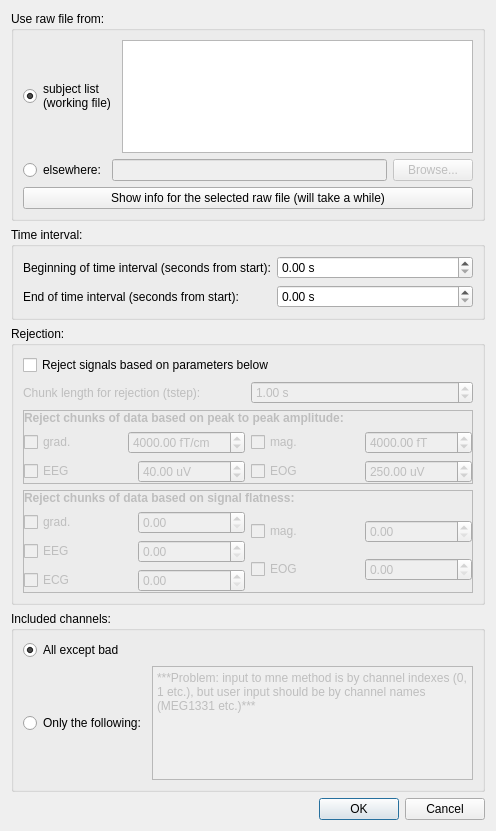
The window that qt4Designer_ui_files/covarianceRawDialogUi.ui (cibr-jyu/meggie) describes before a commit, drawn with Qt 5.
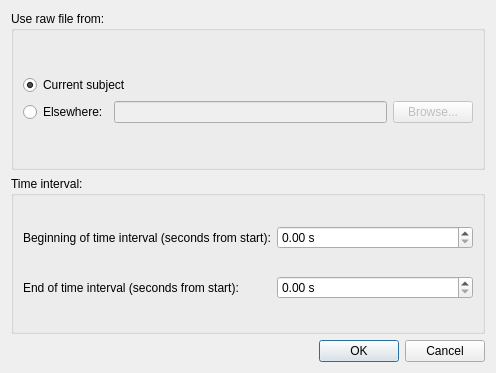
The same window after the commit.

Commit message: Finish covariance dialogs

```diff
--- a/qt4Designer_ui_files/covarianceRawDialogUi.ui
+++ b/qt4Designer_ui_files/covarianceRawDialogUi.ui
@@ -7,7 +7,7 @@
     <x>0</x>
     <y>0</y>
     <width>496</width>
-    <height>831</height>
+    <height>373</height>
    </rect>
   </property>
   <property name="windowTitle">
@@ -27,8 +27,7 @@
           <item>
            <widget class="QRadioButton" name="radioButtonSubjectList">
             <property name="text">
-             <string>subject list
-(working file)</string>
+             <string>Current subject</string>
             </property>
             <property name="checked">
              <bool>true</bool>
@@ -38,9 +37,6 @@
             </attribute>
            </widget>
           </item>
-          <item>
-           <widget class="QListView" name="listViewSubjects"/>
-          </item>
          </layout>
         </item>
         <item>
@@ -48,7 +44,7 @@
           <item>
            <widget class="QRadioButton" name="radioButtonElseWhere">
             <property name="text">
-             <string>elsewhere:</string>
+             <string>Elsewhere:</string>
             </property>
             <attribute name="buttonGroup">
              <string notr="true">buttonGroupRawFile</string>
@@ -76,423 +72,6 @@
         </item>
        </layout>
       </item>
-      <item row="1" column="0">
-       <widget class="QPushButton" name="pushButtonShowInfo">
-        <property name="text">
-         <string>Show info for the selected raw file (will take a while)</string>
-        </property>
-       </widget>
-      </item>
-     </layout>
-    </widget>
-   </item>
-   <item row="2" column="0">
-    <widget class="QGroupBox" name="groupBoxRejection">
-     <property name="title">
-      <string>Rejection:</string>
-     </property>
-     <layout class="QGridLayout" name="gridLayout_2">
-      <item row="2" column="0">
-       <widget class="QFrame" name="frameRejectionPeakToPeak">
-        <property name="enabled">
-         <bool>false</bool>
-        </property>
-        <property name="frameShape">
-         <enum>QFrame::StyledPanel</enum>
-        </property>
-        <property name="frameShadow">
-         <enum>QFrame::Raised</enum>
-        </property>
-        <property name="lineWidth">
-         <number>1</number>
-        </property>
-        <layout class="QGridLayout" name="gridLayout">
-         <property name="margin">
-          <number>0</number>
-         </property>
-         <item row="0" column="0">
-          <widget class="QLabel" name="labelRejections">
-           <property name="text">
-            <string>&lt;html&gt;&lt;head/&gt;&lt;body&gt;&lt;p&gt;&lt;span style=&quot; font-weight:600;&quot;&gt;Reject chunks of data based on peak to peak amplitude:&lt;/span&gt;&lt;/p&gt;&lt;/body&gt;&lt;/html&gt;</string>
-           </property>
-          </widget>
-         </item>
-         <item row="2" column="0">
-          <layout class="QHBoxLayout" name="horizontalLayout_30">
-           <item>
-            <layout class="QVBoxLayout" name="verticalLayout_7">
-             <item>
-              <layout class="QHBoxLayout" name="horizontalLayout_31">
-               <item>
-                <widget class="QCheckBox" name="checkBoxGradReject">
-                 <property name="text">
-                  <string>grad.</string>
-                 </property>
-                </widget>
-               </item>
-               <item>
-                <widget class="QDoubleSpinBox" name="doubleSpinBoxGradReject">
-                 <property name="prefix">
-                  <string/>
-                 </property>
-                 <property name="suffix">
-                  <string> fT/cm</string>
-                 </property>
-                 <property name="maximum">
-                  <double>1000000000.000000000000000</double>
-                 </property>
-                 <property name="value">
-                  <double>4000.000000000000000</double>
-                 </property>
-                </widget>
-               </item>
-              </layout>
-             </item>
-             <item>
-              <layout class="QHBoxLayout" name="horizontalLayout_32">
-               <item>
-                <widget class="QCheckBox" name="checkBoxEEGReject">
-                 <property name="text">
-                  <string>EEG</string>
-                 </property>
-                </widget>
-               </item>
-               <item>
-                <widget class="QDoubleSpinBox" name="doubleSpinBoxEEGReject">
-                 <property name="suffix">
-                  <string> uV</string>
-                 </property>
-                 <property name="maximum">
-                  <double>1000000000.000000000000000</double>
-                 </property>
-                 <property name="value">
-                  <double>40.000000000000000</double>
-                 </property>
-                </widget>
-               </item>
-              </layout>
-             </item>
-            </layout>
-           </item>
-           <item>
-            <layout class="QVBoxLayout" name="verticalLayout_8">
-             <item>
-              <layout class="QHBoxLayout" name="horizontalLayout_33">
-               <item>
-                <widget class="QCheckBox" name="checkBoxMagReject">
-                 <property name="text">
-                  <string>mag.</string>
-                 </property>
-                </widget>
-               </item>
-               <item>
-                <widget class="QDoubleSpinBox" name="doubleSpinBoxMagReject">
-                 <property name="suffix">
-                  <string> fT</string>
-                 </property>
-                 <property name="maximum">
-                  <double>1000000000.000000000000000</double>
-                 </property>
-                 <property name="value">
-                  <double>4000.000000000000000</double>
-                 </property>
-                </widget>
-               </item>
-              </layout>
-             </item>
-             <item>
-              <layout class="QHBoxLayout" name="horizontalLayout_34">
-               <item>
-                <widget class="QCheckBox" name="checkBoxEOGReject">
-                 <property name="text">
-                  <string>EOG</string>
-                 </property>
-                </widget>
-               </item>
-               <item>
-                <widget class="QDoubleSpinBox" name="doubleSpinBoxEOGReject">
-                 <property name="suffix">
-                  <string> uV</string>
-                 </property>
-                 <property name="maximum">
-                  <double>1000000000.000000000000000</double>
-                 </property>
-                 <property name="value">
-                  <double>250.000000000000000</double>
-                 </property>
-                </widget>
-               </item>
-              </layout>
-             </item>
-            </layout>
-           </item>
-          </layout>
-         </item>
-        </layout>
-       </widget>
-      </item>
-      <item row="1" column="0">
-       <layout class="QHBoxLayout" name="horizontalLayout_2">
-        <item>
-         <widget class="QLabel" name="labelChunkLength">
-          <property name="enabled">
-           <bool>false</bool>
-          </property>
-          <property name="text">
-           <string>Chunk length for rejection (tstep):</string>
-          </property>
-         </widget>
-        </item>
-        <item>
-         <widget class="QDoubleSpinBox" name="doubleSpinBoxChunkLength">
-          <property name="enabled">
-           <bool>false</bool>
-          </property>
-          <property name="suffix">
-           <string> s</string>
-          </property>
-          <property name="value">
-           <double>1.000000000000000</double>
-          </property>
-         </widget>
-        </item>
-       </layout>
-      </item>
-      <item row="3" column="0">
-       <widget class="QFrame" name="frameRejectionFlatness">
-        <property name="enabled">
-         <bool>false</bool>
-        </property>
-        <property name="frameShape">
-         <enum>QFrame::StyledPanel</enum>
-        </property>
-        <property name="frameShadow">
-         <enum>QFrame::Raised</enum>
-        </property>
-        <property name="lineWidth">
-         <number>1</number>
-        </property>
-        <layout class="QGridLayout" name="gridLayout_5">
-         <property name="margin">
-          <number>0</number>
-         </property>
-         <item row="0" column="0">
-          <widget class="QLabel" name="labelRejectionsFlatness">
-           <property name="text">
-            <string>&lt;html&gt;&lt;head/&gt;&lt;body&gt;&lt;p&gt;&lt;span style=&quot; font-weight:600;&quot;&gt;Reject chunks of data based on signal flatness:&lt;/span&gt;&lt;/p&gt;&lt;/body&gt;&lt;/html&gt;</string>
-           </property>
-          </widget>
-         </item>
-         <item row="2" column="0">
-          <layout class="QHBoxLayout" name="horizontalLayout_40">
-           <item>
-            <layout class="QVBoxLayout" name="verticalLayout_11">
-             <item>
-              <layout class="QHBoxLayout" name="horizontalLayout_41">
-               <item>
-                <widget class="QCheckBox" name="checkBoxFlatGrad">
-                 <property name="text">
-                  <string>grad.</string>
-                 </property>
-                </widget>
-               </item>
-               <item>
-                <widget class="QDoubleSpinBox" name="doubleSpinBoxFlatGrad">
-                 <property name="prefix">
-                  <string/>
-                 </property>
-                 <property name="suffix">
-                  <string/>
-                 </property>
-                 <property name="maximum">
-                  <double>1.000000000000000</double>
-                 </property>
-                 <property name="singleStep">
-                  <double>0.010000000000000</double>
-                 </property>
-                 <property name="value">
-                  <double>0.000000000000000</double>
-                 </property>
-                </widget>
-               </item>
-              </layout>
-             </item>
-             <item>
-              <layout class="QHBoxLayout" name="horizontalLayout_42">
-               <item>
-                <widget class="QCheckBox" name="checkBoxFlatEeg">
-                 <property name="text">
-                  <string>EEG</string>
-                 </property>
-                </widget>
-               </item>
-               <item>
-                <widget class="QDoubleSpinBox" name="doubleSpinBoxFlatEEG">
-                 <property name="suffix">
-                  <string/>
-                 </property>
-                 <property name="maximum">
-                  <double>1.000000000000000</double>
-                 </property>
-                 <property name="singleStep">
-                  <double>0.010000000000000</double>
-                 </property>
-                 <property name="value">
-                  <double>0.000000000000000</double>
-                 </property>
-                </widget>
-               </item>
-              </layout>
-             </item>
-             <item>
-              <layout class="QHBoxLayout" name="horizontalLayout_4">
-               <item>
-                <widget class="QCheckBox" name="checkBoxFlatECG">
-                 <property name="text">
-                  <string>ECG</string>
-                 </property>
-                </widget>
-               </item>
-               <item>
-                <widget class="QDoubleSpinBox" name="doubleSpinBoxFlatECG">
-                 <property name="suffix">
-                  <string/>
-                 </property>
-                 <property name="maximum">
-                  <double>1.000000000000000</double>
-                 </property>
-                 <property name="singleStep">
-                  <double>0.010000000000000</double>
-                 </property>
-                 <property name="value">
-                  <double>0.000000000000000</double>
-                 </property>
-                </widget>
-               </item>
-              </layout>
-             </item>
-            </layout>
-           </item>
-           <item>
-            <layout class="QVBoxLayout" name="verticalLayout_12">
-             <item>
-              <layout class="QHBoxLayout" name="horizontalLayout_43">
-               <item>
-                <widget class="QCheckBox" name="checkBoxFlatMag">
-                 <property name="text">
-                  <string>mag.</string>
-                 </property>
-                </widget>
-               </item>
-               <item>
-                <widget class="QDoubleSpinBox" name="doubleSpinBoxFlatMag">
-                 <property name="suffix">
-                  <string/>
-                 </property>
-                 <property name="maximum">
-                  <double>1.000000000000000</double>
-                 </property>
-                 <property name="singleStep">
-                  <double>0.010000000000000</double>
-                 </property>
-                 <property name="value">
-                  <double>0.000000000000000</double>
-                 </property>
-                </widget>
-               </item>
-              </layout>
-             </item>
-             <item>
-              <layout class="QHBoxLayout" name="horizontalLayout_44">
-               <item>
-                <widget class="QCheckBox" name="checkBoxFlatEOG">
-                 <property name="text">
-                  <string>EOG</string>
-                 </property>
-                </widget>
-               </item>
-               <item>
-                <widget class="QDoubleSpinBox" name="doubleSpinBoxFlatEOG">
-                 <property name="suffix">
-                  <string/>
-                 </property>
-                 <property name="maximum">
-                  <double>1.000000000000000</double>
-                 </property>
-                 <property name="singleStep">
-                  <double>0.010000000000000</double>
-                 </property>
-                 <property name="value">
-                  <double>0.000000000000000</double>
-                 </property>
-                </widget>
-               </item>
-              </layout>
-             </item>
-            </layout>
-           </item>
-          </layout>
-         </item>
-        </layout>
-       </widget>
-      </item>
-      <item row="0" column="0">
-       <widget class="QCheckBox" name="checkBoxRejection">
-        <property name="text">
-         <string>Reject signals based on parameters below</string>
-        </property>
-       </widget>
-      </item>
-     </layout>
-    </widget>
-   </item>
-   <item row="3" column="0">
-    <widget class="QGroupBox" name="groupBoxIncludeChannels">
-     <property name="title">
-      <string>Included channels:</string>
-     </property>
-     <layout class="QGridLayout" name="gridLayout_3">
-      <item row="0" column="0">
-       <layout class="QVBoxLayout" name="verticalLayout">
-        <item>
-         <widget class="QRadioButton" name="radioButtonIncludeAll">
-          <property name="text">
-           <string>All except bad</string>
-          </property>
-          <property name="checked">
-           <bool>true</bool>
-          </property>
-          <attribute name="buttonGroup">
-           <string notr="true">buttonGroupIncludeChannels</string>
-          </attribute>
-         </widget>
-        </item>
-        <item>
-         <layout class="QHBoxLayout" name="horizontalLayout_3">
-          <item>
-           <widget class="QRadioButton" name="radioButtonIncludeList">
-            <property name="text">
-             <string>Only the following:</string>
-            </property>
-            <attribute name="buttonGroup">
-             <string notr="true">buttonGroupIncludeChannels</string>
-            </attribute>
-           </widget>
-          </item>
-          <item>
-           <widget class="QPlainTextEdit" name="plainTextEditIncludeChannelList">
-            <property name="enabled">
-             <bool>false</bool>
-            </property>
-            <property name="plainText">
-             <string>***Problem: input to mne method is by channel indexes (0, 1 etc.), but user input should be by channel names (MEG1331 etc.)***</string>
-            </property>
-           </widget>
-          </item>
-         </layout>
-        </item>
-       </layout>
-      </item>
      </layout>
     </widget>
    </item>
@@ -536,7 +115,7 @@
      </layout>
     </widget>
    </item>
-   <item row="4" column="0">
+   <item row="2" column="0">
     <widget class="QDialogButtonBox" name="buttonBox">
      <property name="orientation">
       <enum>Qt::Horizontal</enum>
```
Left out of the diff: 122 changed lines with no effect on the pictures. The commit also changes 11 other files.
